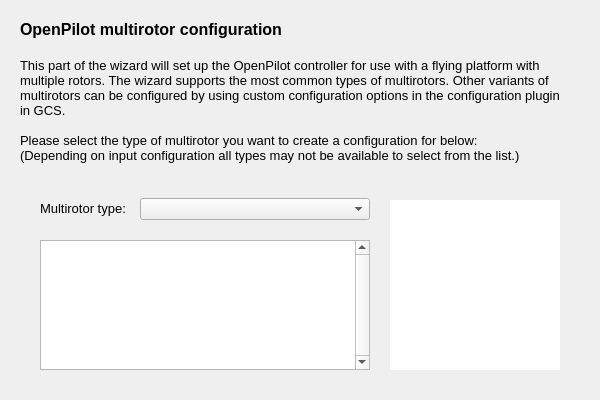
Above: ground/openpilotgcs/src/plugins/setupwizard/pages/multipage.ui from openpilot/OpenPilot before the change. Below: the same form after it.
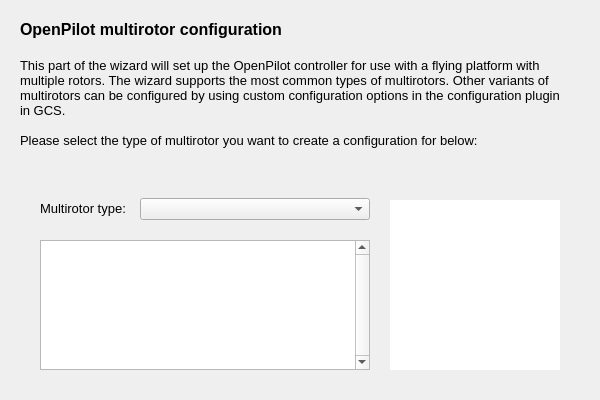
That is the form after the change.

```diff
--- a/ground/openpilotgcs/src/plugins/setupwizard/pages/multipage.ui
+++ b/ground/openpilotgcs/src/plugins/setupwizard/pages/multipage.ui
@@ -26,13 +26,12 @@
     <string>&lt;!DOCTYPE HTML PUBLIC &quot;-//W3C//DTD HTML 4.0//EN&quot; &quot;http://www.w3.org/TR/REC-html40/strict.dtd&quot;&gt;
 &lt;html&gt;&lt;head&gt;&lt;meta name=&quot;qrichtext&quot; content=&quot;1&quot; /&gt;&lt;style type=&quot;text/css&quot;&gt;
 p, li { white-space: pre-wrap; }
-&lt;/style&gt;&lt;/head&gt;&lt;body style=&quot; font-family:'MS Shell Dlg 2'; font-size:8.25pt; font-weight:400; font-style:normal;&quot;&gt;
+&lt;/style&gt;&lt;/head&gt;&lt;body style=&quot; font-family:'MS Shell Dlg 2'; font-size:8pt; font-weight:400; font-style:normal;&quot;&gt;
 &lt;p style=&quot; margin-top:0px; margin-bottom:0px; margin-left:0px; margin-right:0px; -qt-block-indent:0; text-indent:0px;&quot;&gt;&lt;span style=&quot; font-size:12pt; font-weight:600;&quot;&gt;OpenPilot multirotor configuration&lt;/span&gt;&lt;/p&gt;
-&lt;p style=&quot;-qt-paragraph-type:empty; margin-top:0px; margin-bottom:0px; margin-left:0px; margin-right:0px; -qt-block-indent:0; text-indent:0px; font-size:12pt; font-weight:600;&quot;&gt;&lt;/p&gt;
+&lt;p style=&quot;-qt-paragraph-type:empty; margin-top:0px; margin-bottom:0px; margin-left:0px; margin-right:0px; -qt-block-indent:0; text-indent:0px; font-size:12pt; font-weight:600;&quot;&gt;&lt;br /&gt;&lt;/p&gt;
 &lt;p style=&quot; margin-top:0px; margin-bottom:0px; margin-left:0px; margin-right:0px; -qt-block-indent:0; text-indent:0px;&quot;&gt;&lt;span style=&quot; font-size:10pt;&quot;&gt;This part of the wizard will set up the OpenPilot controller for use with a flying platform with multiple rotors. The wizard supports the most common types of multirotors. Other variants of multirotors can be configured by using custom configuration options in the configuration plugin in GCS.&lt;/span&gt;&lt;/p&gt;
-&lt;p style=&quot;-qt-paragraph-type:empty; margin-top:0px; margin-bottom:0px; margin-left:0px; margin-right:0px; -qt-block-indent:0; text-indent:0px; font-size:10pt;&quot;&gt;&lt;/p&gt;
-&lt;p style=&quot; margin-top:0px; margin-bottom:0px; margin-left:0px; margin-right:0px; -qt-block-indent:0; text-indent:0px;&quot;&gt;&lt;span style=&quot; font-size:10pt;&quot;&gt;Please select the type of multirotor you want to create a configuration for below:&lt;/span&gt;&lt;/p&gt;
-&lt;p style=&quot; margin-top:0px; margin-bottom:0px; margin-left:0px; margin-right:0px; -qt-block-indent:0; text-indent:0px;&quot;&gt;&lt;span style=&quot; font-size:10pt;&quot;&gt;(Depending on input configuration all types may not be available to select from the list.)&lt;/span&gt;&lt;/p&gt;&lt;/body&gt;&lt;/html&gt;</string>
+&lt;p style=&quot;-qt-paragraph-type:empty; margin-top:0px; margin-bottom:0px; margin-left:0px; margin-right:0px; -qt-block-indent:0; text-indent:0px; font-size:10pt;&quot;&gt;&lt;br /&gt;&lt;/p&gt;
+&lt;p style=&quot; margin-top:0px; margin-bottom:0px; margin-left:0px; margin-right:0px; -qt-block-indent:0; text-indent:0px;&quot;&gt;&lt;span style=&quot; font-size:10pt;&quot;&gt;Please select the type of multirotor you want to create a configuration for below:&lt;/span&gt;&lt;/p&gt;&lt;/body&gt;&lt;/html&gt;</string>
    </property>
    <property name="alignment">
     <set>Qt::AlignLeading|Qt::AlignLeft|Qt::AlignTop</set>
```
